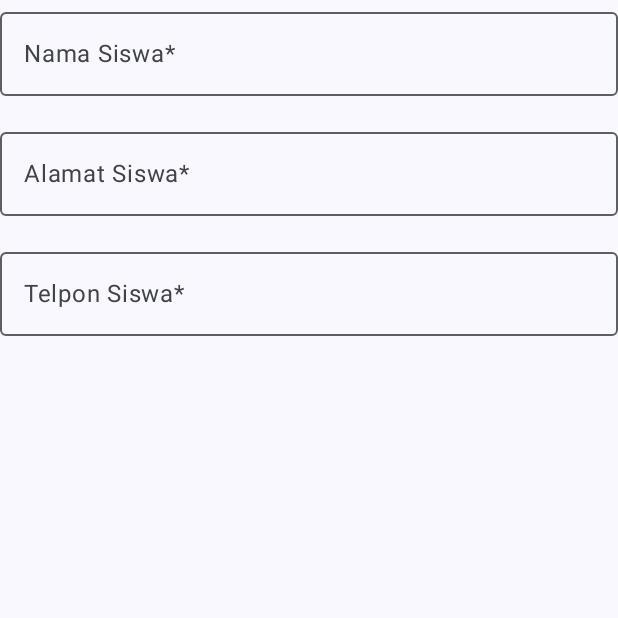
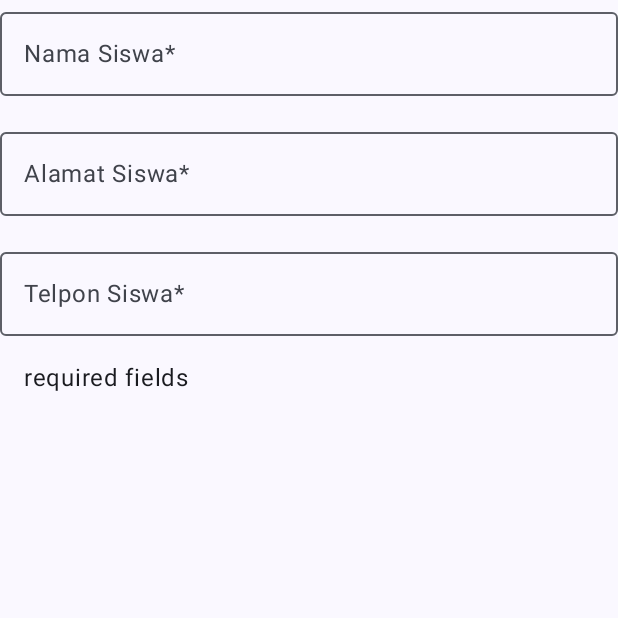
Before and after one commit to Destakka/20210140102_RoomDatabase, an Android app built with Jetpack Compose: the composable FormInputSiswa shown on its own in the app's theme, on a phone screen of 412 x 824 dp, the top half of it. Run offline under Robolectric (Android 15) with nearby library versions, the phone set to English and light mode, and no system bars; our stand-ins replace Room's generated code.

```diff
--- a/app/src/main/java/com/example/pam_act7/ui/halaman/HalamanEntry.kt
+++ b/app/src/main/java/com/example/pam_act7/ui/halaman/HalamanEntry.kt
@@ -3,6 +3,7 @@ package com.example.pam_act7.ui.halaman
 import androidx.compose.foundation.layout.Arrangement
 import androidx.compose.foundation.layout.Column
 import androidx.compose.foundation.layout.fillMaxWidth
+import androidx.compose.foundation.layout.padding
 import androidx.compose.foundation.text.KeyboardOptions
 import androidx.compose.material3.ExperimentalMaterial3Api
 import androidx.compose.material3.OutlinedTextField
@@ -83,6 +84,11 @@ fun FormInputSiswa(
             enabled = enabled,
             singleLine = true
         )
+        if (enabled){
+            Text(
+                text = stringResource(id = R.string.required_field),
+                modifier = Modifier.padding(start = dimensionResource(id = R.dimen.padding_medium)))
+        }
 
     }
 }
```
